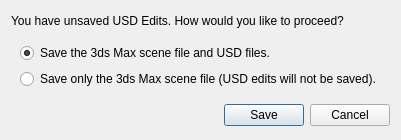
Qt form src/MaxUsdObjects/Views/SaveUSDOptionsDialog.ui (Autodesk/3dsmax-usd) before a commit.
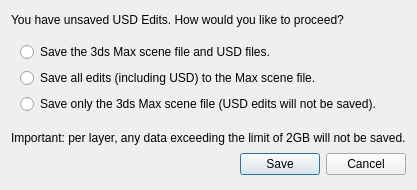
The same form after that commit.

Patch:
```diff
--- a/src/MaxUsdObjects/Views/SaveUSDOptionsDialog.ui
+++ b/src/MaxUsdObjects/Views/SaveUSDOptionsDialog.ui
@@ -6,8 +6,8 @@
    <rect>
     <x>0</x>
     <y>0</y>
-    <width>387</width>
-    <height>140</height>
+    <width>413</width>
+    <height>190</height>
    </rect>
   </property>
   <property name="sizePolicy">
@@ -21,7 +21,7 @@
   </property>
   <layout class="QGridLayout" name="gridLayout">
    <item row="0" column="0">
-    <layout class="QVBoxLayout" name="verticalLayout" stretch="0,0,0">
+    <layout class="QVBoxLayout" name="verticalLayout" stretch="0,0,0,0">
      <item>
       <widget class="QLabel" name="label">
        <property name="sizePolicy">
@@ -49,8 +49,15 @@
           <property name="text">
            <string>Save the 3ds Max scene file and USD files.</string>
           </property>
-          <property name="checked">
-           <bool>true</bool>
+          <property name="name" stdset="0">
+           <cstring>radioForward</cstring>
+          </property>
+         </widget>
+        </item>
+        <item>
+         <widget class="QRadioButton" name="saveAllEditsMaxFileButton">
+          <property name="text">
+           <string>Save all edits (including USD) to the Max scene file.</string>
           </property>
           <property name="name" stdset="0">
            <cstring>radioForward</cstring>
@@ -70,15 +77,31 @@
        </layout>
       </widget>
      </item>
-     <item>
+    </layout>
+   </item>
+        <item row="1" column="0">
+      <widget class="QLabel" name="importantlabel">
+       <property name="hidden">
+        <bool>true</bool>
+       </property>
+       <property name="sizePolicy">
+        <sizepolicy hsizetype="Fixed" vsizetype="Fixed">
+         <horstretch>0</horstretch>
+         <verstretch>0</verstretch>
+        </sizepolicy>
+       </property>
+       <property name="text">
+        <string>Important: per layer, any data exceeding the limit of 2GB will not be saved.</string>
+       </property>
+      </widget>
+     </item>
+     <item row="2" column="0">
       <widget class="QDialogButtonBox" name="saveCancel">
        <property name="standardButtons">
         <set>QDialogButtonBox::Cancel|QDialogButtonBox::Save</set>
        </property>
       </widget>
      </item>
-    </layout>
-   </item>
   </layout>
  </widget>
  <resources/>
```
